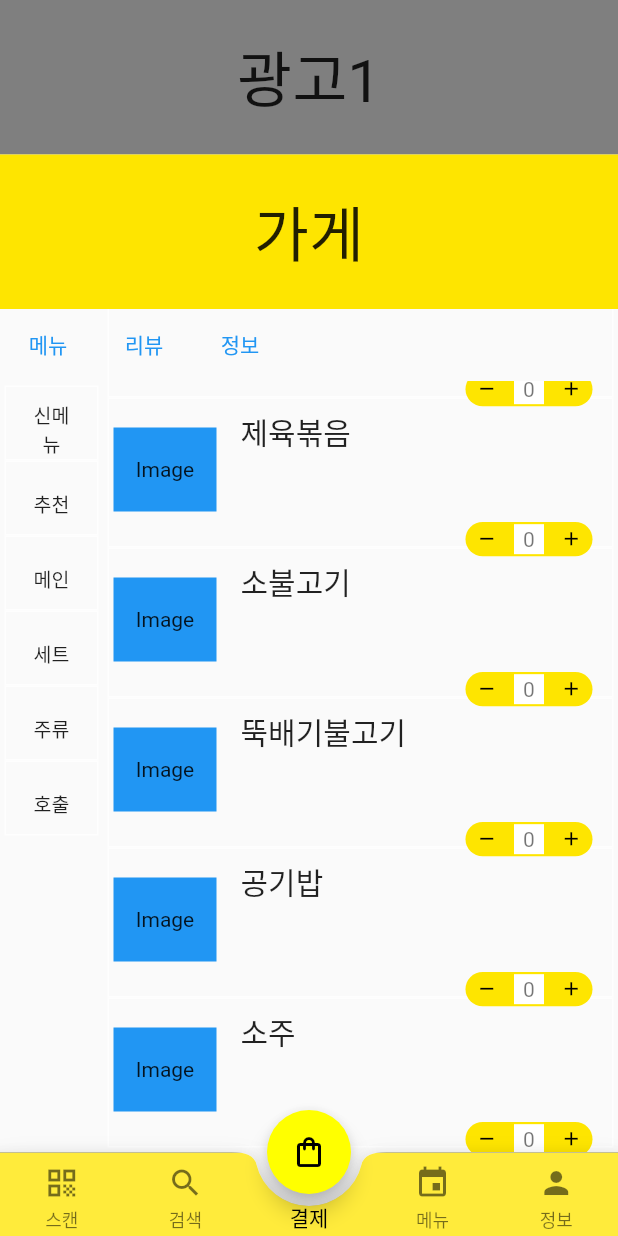
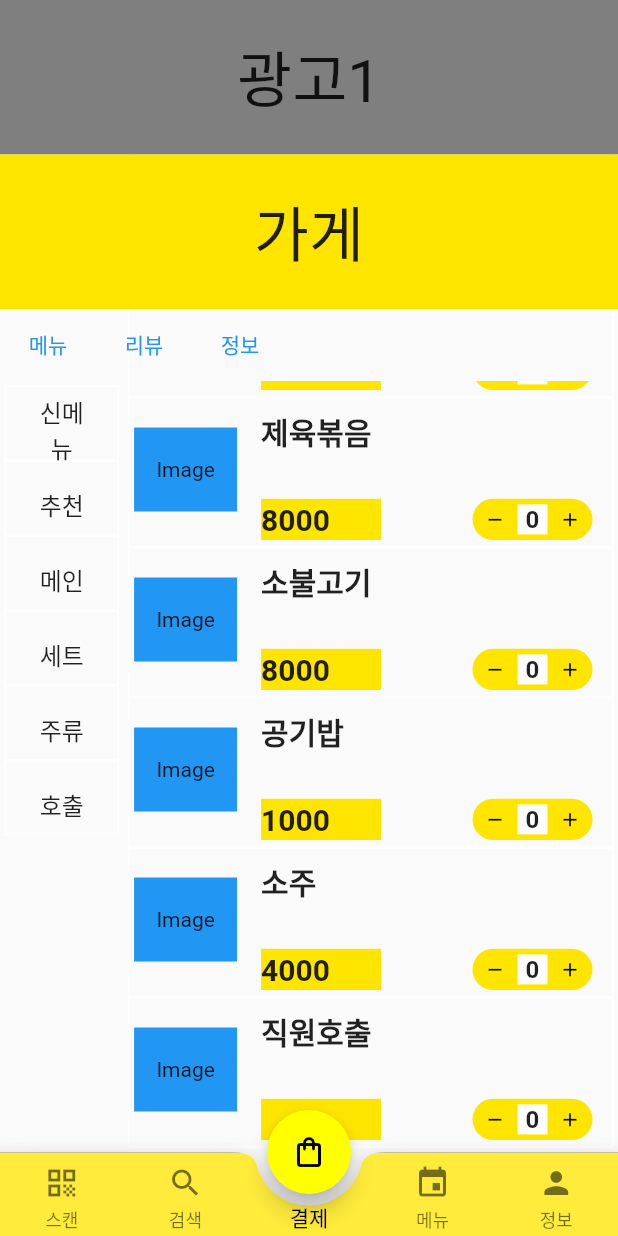
Before and after one commit to FEFastEasy/FEFE, a Flutter app: the Order screen opened directly, scrolled down 492 dp, on a phone screen of 412 x 824 dp. Run offline on Flutter 3.47's test engine with Material 2 defaults, Android fonts, the light colour scheme and no system bars; our stand-ins replace image_picker; missing offline and left inert: qr_code_scanner.

Commit message:
230919_order_price

```diff
--- a/lib/order/order.dart
+++ b/lib/order/order.dart
@@ -14,16 +14,16 @@ class _OrderState extends State<Order> {
   int _currentIndex = 2;
   var category = ['신메뉴', '추천', '메인', '세트', '주류', '호출'];
   var menu = [
-    '생맥주',
-    '김치찌개',
-    '된장찌개',
-    '순두부찌개',
-    '고추장찌개',
-    '제육볶음',
-    '소불고기',
-    '뚝배기불고기',
-    '공기밥',
-    '소주'
+    {'name': '생맥주주주주주주주주주주주주주주주주', 'price': 5000},
+    {'name': '김치찌개', 'price': 8000},
+    {'name': '된장찌개', 'price': 8000},
+    {'name': '순두부찌개', 'price': 8000},
+    {'name': '고추장찌개', 'price': 8000},
+    {'name': '제육볶음', 'price': 8000},
+    {'name': '소불고기', 'price': 8000},
+    {'name': '공기밥', 'price': 1000},
+    {'name': '소주', 'price': 4000},
+    {'name': '직원호출'},
   ];
   List<int> _quantityList = List.filled(10, 0);
 
@@ -65,7 +65,8 @@ class _OrderState extends State<Order> {
   @override
   Widget build(BuildContext context) {
     return Scaffold(
-      body: Column(
+      body: SafeArea(
+        child: Column(
           children: [
             SingleChildScrollView(
               scrollDirection: Axis.horizontal, // 수평 스크롤
@@ -125,22 +126,28 @@ class _OrderState extends State<Order> {
               children: [
                 TextButton(
                   onPressed: () {
-                  Navigator.pushReplacement(context,
-                      MaterialPageRoute(builder: (context) => const MyHome()));
+                    Navigator.pushReplacement(
+                        context,
+                        MaterialPageRoute(
+                            builder: (context) => const MyHome()));
                   },
                   child: Text("메뉴"),
                 ),
                 TextButton(
                   onPressed: () {
-                  Navigator.pushReplacement(context,
-                      MaterialPageRoute(builder: (context) => const Review()));
+                    Navigator.pushReplacement(
+                        context,
+                        MaterialPageRoute(
+                            builder: (context) => const Review()));
                   },
                   child: Text("리뷰"),
                 ),
                 TextButton(
                   onPressed: () {
-                  Navigator.pushReplacement(context,
-                      MaterialPageRoute(builder: (context) => const MyHome()));
+                    Navigator.pushReplacement(
+                        context,
+                        MaterialPageRoute(
+                            builder: (context) => const MyHome()));
                   },
                   child: Text("정보"),
                 ),
@@ -153,16 +160,16 @@ class _OrderState extends State<Order> {
                 scrollDirection: Axis.horizontal, // 가로 스크롤
                 children: [
                   Container(
-                  width: MediaQuery.of(context).size.width / 6, // 가로 너비 지정
+                    width: MediaQuery.of(context).size.width / 5, // 가로 너비 지정
                     child: ListView.builder(
-                    itemCount: 6,
+                      itemCount: category.length,
                       itemExtent: 50.0, // 각 항목의 높이 설정
                       padding: EdgeInsets.all(3),
                       itemBuilder: (context, index) {
                         return ListTile(
                           title: Text(
                             category[index],
-                          style: TextStyle(fontSize: 13),
+                            style: TextStyle(fontSize: 16),
                             textAlign: TextAlign.center,
                           ),
                           shape: RoundedRectangleBorder(
@@ -177,49 +184,69 @@ class _OrderState extends State<Order> {
                     ),
                   ),
                   Container(
-                  width: MediaQuery.of(context).size.width * 5 / 6, // 가로 너비 지정
+                    width: MediaQuery.of(context).size.width * 4 / 5, // 가로 너비 지정
                     child: ListView.builder(
-                    itemCount: 10,
+                      itemCount: menu.length,
                       itemExtent: 100.0,
                       padding: EdgeInsets.all(3),
                       itemBuilder: (context, index) {
+                        final menuItem = menu[index];
+                        final menuName = (menuItem['name'] as String?) ?? '';
+                        final menuPrice = menuItem['price'];
                         return ListTile(
-                        title: Text(
-                          menu[index],
-                          style: TextStyle(fontSize: 20),
-                        ),
                           contentPadding: EdgeInsets.all(3),
-                        // 내용 주위의 패딩
                           shape: RoundedRectangleBorder(
                             side: BorderSide(
-                              color: Colors.white70, width: 1.0), // 테두리 추가
+                              color: Colors.white70,
+                              width: 1.0,
                             ),
-                        onTap: () {
-                          // 탭 이벤트 처리
-                        },
+                          ),
                           leading: Container(
                             width: MediaQuery.of(context).size.width / 6,
-                          height: MediaQuery.of(context).size.height / 6,
+                            height: MediaQuery.of(context).size.height / 1,
+                            margin: EdgeInsets.zero,
                             color: Colors.blue,
                             child: Center(
                               child: Text('Image'),
                             ),
                           ),
-                        // 다른 컨테이너 추가
-                        subtitle: Container(
-                          margin: EdgeInsets.fromLTRB(150, 45, 10, 0),
-                          height: MediaQuery.of(context).size.height / 36,
+                          title: Column(
+                            mainAxisAlignment: MainAxisAlignment.spaceBetween,
+                            crossAxisAlignment: CrossAxisAlignment.start,
+                            children: [
+                              Container(
+                                child: Text(
+                                menuName ?? '',
+                                style: TextStyle(fontSize: 20, fontWeight: FontWeight.bold),
+                              ),
+                              ),
+                              Container(
+                                padding: EdgeInsets.fromLTRB(0, 0, 10, 5),
+                              child: Row(
+                                mainAxisAlignment: MainAxisAlignment.spaceBetween,
+                                children: [
+                                  Container(
+                                    width: 80,
+                                    height: MediaQuery.of(context).size.height / 30,
+                                    alignment: Alignment.centerLeft,
+                                    color: Color(0xffFEE500),
+                                    child: Text(
+                                      menuPrice != null ? menuPrice.toString() : '',
+                                      style: TextStyle(fontSize: 20, fontWeight: FontWeight.bold),
+                                    ),
+                                  ),
+                                  Container(
+                                    height: MediaQuery.of(context).size.height / 30,
                                     decoration: BoxDecoration(
                                       color: Color(0xffFEE500),
-                            borderRadius:
-                                BorderRadius.circular(15.0), // 각을 둥글게 하는 부분
+                                      borderRadius: BorderRadius.circular(15.0),
                                     ),
                                     child: Row(
                                       mainAxisAlignment: MainAxisAlignment.spaceAround,
                                       crossAxisAlignment: CrossAxisAlignment.center,
                                       children: [
                                         Container(
-                                width: 20,
+                                          width: 30,
                                           height: 20,
                                           alignment: Alignment.center,
                                           child: IconButton(
@@ -233,29 +260,43 @@ class _OrderState extends State<Order> {
                                           height: 20,
                                           alignment: Alignment.center,
                                           color: Colors.white,
-                                child: Text('${_quantityList[index]}'),
+                                          child: Text(
+                                            '${_quantityList[index]}',
+                                            style: TextStyle(fontSize: 16, fontWeight: FontWeight.bold),
+                                          ),
                                         ),
                                         Container(
-                                width: 20,
+                                          width: 30,
                                           height: 20,
                                           alignment: Alignment.center,
                                           child: IconButton(
                                             onPressed: () => _incrementQuantity(index),
-                                  icon: Icon(Icons.add, size: 15, color: Colors.black,),
+                                            icon: Icon(
+                                              Icons.add,
+                                              size: 15,
+                                              color: Colors.black,
+                                            ),
                                             padding: EdgeInsets.zero,
                                           ),
                                         ),
                                       ],
                                     ),
                                   ),
+                                ],
+                              ),
+                              ),
+                            ],
+                          ),
                         );
                       },
-                  ),
+                    )
+
                   ),
                 ],
               ),
             ),
           ],
+        ),
       ),
       bottomNavigationBar: _buildBottomNavigationBar(),
       floatingActionButtonLocation:
```
Lines whose indentation alone changed are shown as unchanged.
